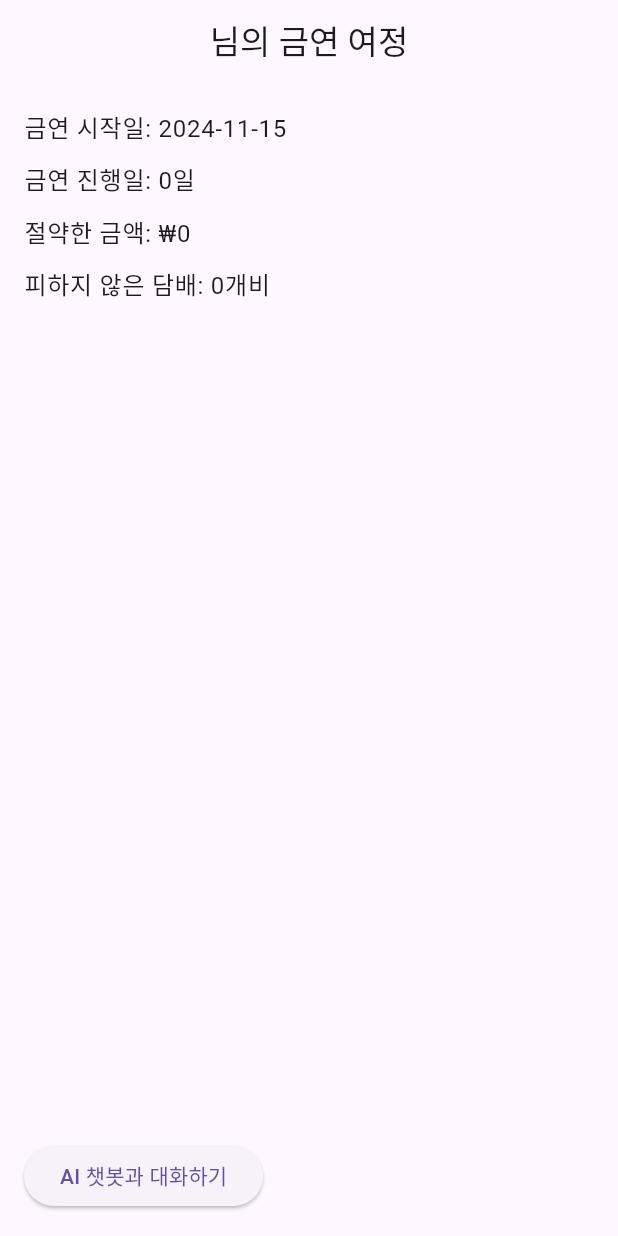
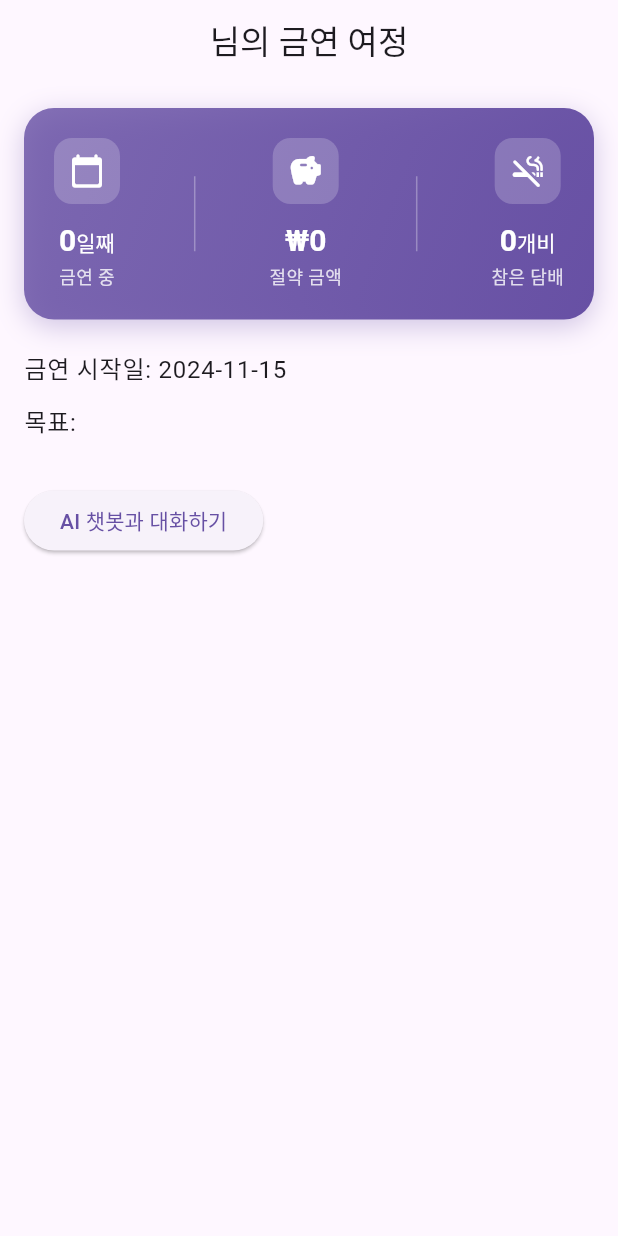
Before and after one commit to Mseunghwan/no_smoke, a Flutter app: the HomeScreen screen opened directly with empty values, on a phone screen of 412 x 824 dp. Run offline on Flutter 3.47's test engine with Material 3 defaults, Android fonts, the light colour scheme and no system bars; our stand-ins replace shared_preferences; accounts and stored records are empty.

Commit message:
stats_card.dart를 통해서 홈스크린에 사용자 설정 정보와 연동된 금연정보 확인 가능

```diff
--- a/lib/screens/home_screen.dart
+++ b/lib/screens/home_screen.dart
@@ -1,7 +1,8 @@
 import 'package:flutter/material.dart';
 import 'package:intl/intl.dart';
 import '../models/user_settings.dart';
-import 'chat_screen.dart';
+import '../screens/chat_screen.dart'; // ChatScreen이 있는 경로로 수정
+import '../widgets/stats_card.dart'; // StatsCard 파일 경로 확인
 
 class HomeScreen extends StatelessWidget {
   final UserSettings settings;
@@ -11,42 +12,33 @@ class HomeScreen extends StatelessWidget {
   @override
   Widget build(BuildContext context) {
     final daysSince = DateTime.now().difference(settings.quitDate).inDays;
-    final numberFormat = NumberFormat.currency(
-      symbol: '₩',
-      locale: 'ko_KR',
-      decimalDigits: 0,
-    );
 
     return Scaffold(
       appBar: AppBar(
         title: Text('${settings.nickname}님의 금연 여정'),
         centerTitle: true,
       ),
-      body: Padding(
+      body: SingleChildScrollView(
         padding: const EdgeInsets.all(16.0),
         child: Column(
           crossAxisAlignment: CrossAxisAlignment.start,
           children: [
+            StatsCard(
+              daysSince: daysSince,
+              savedMoney: _calculateSavedMoney(settings),
+              savedCigarettes: _calculateSavedCigarettes(settings),
+            ),
+            const SizedBox(height: 20),
             Text(
               '금연 시작일: ${DateFormat('yyyy-MM-dd').format(settings.quitDate)}',
-              style: Theme.of(context).textTheme.bodyLarge, // subtitle1 대신 bodyLarge 사용
+              style: Theme.of(context).textTheme.bodyLarge,
             ),
             const SizedBox(height: 10),
             Text(
-              '금연 진행일: $daysSince일',
-              style: Theme.of(context).textTheme.bodyLarge, // subtitle1 대신 bodyLarge 사용
+              '목표: ${settings.goal ?? '목표를 설정해주세요'}',
+              style: Theme.of(context).textTheme.bodyLarge,
             ),
-            const SizedBox(height: 10),
-            Text(
-              '절약한 금액: ${numberFormat.format(_calculateSavedMoney(settings))}',
-              style: Theme.of(context).textTheme.bodyLarge, // subtitle1 대신 bodyLarge 사용
-            ),
-            const SizedBox(height: 10),
-            Text(
-              '피하지 않은 담배: ${_calculateSavedCigarettes(settings)}개비',
-              style: Theme.of(context).textTheme.bodyLarge, // subtitle1 대신 bodyLarge 사용
-            ),
-            const Spacer(),
+            const SizedBox(height: 30),
             ElevatedButton(
               onPressed: () {
                 Navigator.push(
--- /dev/null
+++ b/lib/widgets/stats_card.dart
@@ -0,0 +1,142 @@
+import 'package:flutter/material.dart';
+import 'package:intl/intl.dart';
+
+class StatsCard extends StatelessWidget {
+  final int daysSince;
+  final int savedMoney;
+  final int savedCigarettes;
+
+  const StatsCard({
+    Key? key,
+    required this.daysSince,
+    required this.savedMoney,
+    required this.savedCigarettes,
+  }) : super(key: key);
+
+  @override
+  Widget build(BuildContext context) {
+    return Container(
+      decoration: BoxDecoration(
+        gradient: LinearGradient(
+          begin: Alignment.topLeft,
+          end: Alignment.bottomRight,
+          colors: [
+            Theme.of(context).primaryColor.withOpacity(0.8),
+            Theme.of(context).primaryColor,
+          ],
+        ),
+        borderRadius: BorderRadius.circular(20),
+        boxShadow: [
+          BoxShadow(
+            color: Theme.of(context).primaryColor.withOpacity(0.3),
+            blurRadius: 15,
+            offset: const Offset(0, 5),
+          ),
+        ],
+      ),
+      child: Padding(
+        padding: const EdgeInsets.all(20),
+        child: Column(
+          children: [
+            Row(
+              mainAxisAlignment: MainAxisAlignment.spaceBetween,
+              children: [
+                _buildStatItem(
+                  context,
+                  daysSince.toString(),
+                  '일째',
+                  '금연 중',
+                  Icons.calendar_today_rounded,
+                ),
+                Container(
+                  width: 1,
+                  height: 50,
+                  color: Colors.white.withOpacity(0.3),
+                ),
+                _buildStatItem(
+                  context,
+                  NumberFormat.currency(
+                    symbol: '₩',
+                    locale: 'ko_KR',
+                    decimalDigits: 0,
+                  ).format(savedMoney),
+                  '',
+                  '절약 금액',
+                  Icons.savings_rounded,
+                ),
+                Container(
+                  width: 1,
+                  height: 50,
+                  color: Colors.white.withOpacity(0.3),
+                ),
+                _buildStatItem(
+                  context,
+                  savedCigarettes.toString(),
+                  '개비',
+                  '참은 담배',
+                  Icons.smoke_free_rounded,
+                ),
+              ],
+            ),
+          ],
+        ),
+      ),
+    );
+  }
+
+  Widget _buildStatItem(
+      BuildContext context,
+      String value,
+      String unit,
+      String label,
+      IconData icon,
+      ) {
+    return Column(
+      children: [
+        Container(
+          padding: const EdgeInsets.all(10),
+          decoration: BoxDecoration(
+            color: Colors.white.withOpacity(0.2),
+            borderRadius: BorderRadius.circular(12),
+          ),
+          child: Icon(
+            icon,
+            color: Colors.white,
+            size: 24,
+          ),
+        ),
+        const SizedBox(height: 12),
+        RichText(
+          textAlign: TextAlign.center,
+          text: TextSpan(
+            children: [
+              TextSpan(
+                text: value,
+                style: const TextStyle(
+                  color: Colors.white,
+                  fontSize: 20,
+                  fontWeight: FontWeight.bold,
+                ),
+              ),
+              TextSpan(
+                text: unit,
+                style: const TextStyle(
+                  color: Colors.white,
+                  fontSize: 14,
+                ),
+              ),
+            ],
+          ),
+        ),
+        const SizedBox(height: 4),
+        Text(
+          label,
+          style: TextStyle(
+            color: Colors.white.withOpacity(0.8),
+            fontSize: 12,
+          ),
+        ),
+      ],
+    );
+  }
+}
```
